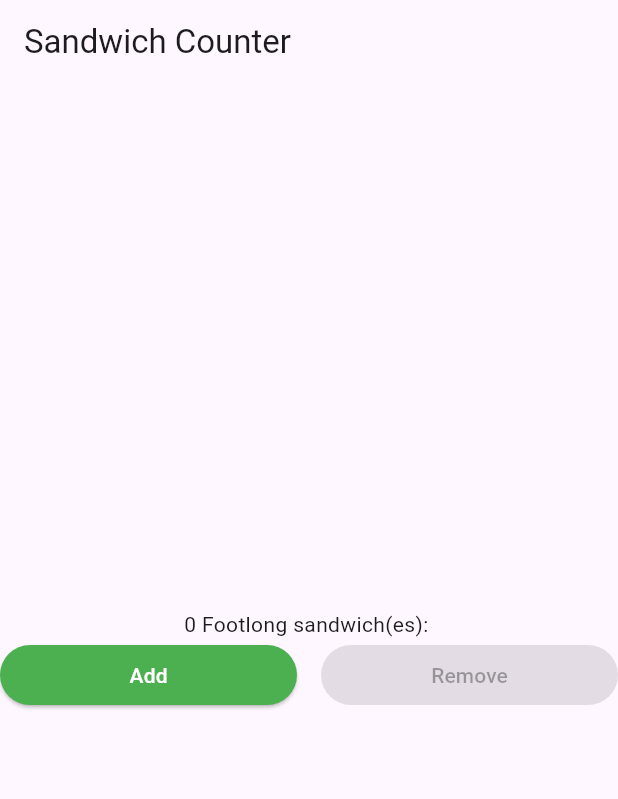
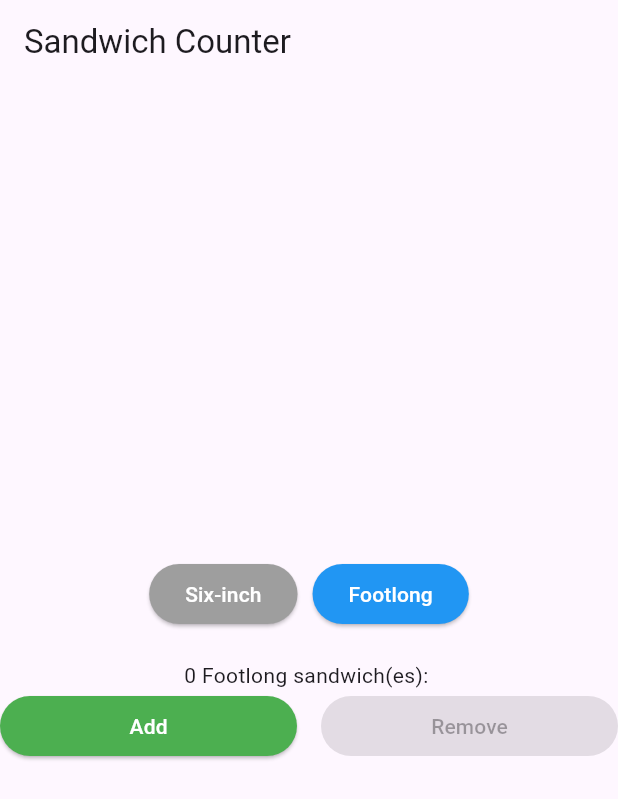
Before and after one commit to rzxv/sandwich_shop, a Flutter app: the screen it shows after launch, on a phone screen of 412 x 824 dp. Shown: the top 799 px of the screen. Run offline on Flutter 3.47's test engine with Material 3 defaults, Android fonts, the phone set to English and light mode, and no system bars.

Commit message:
Worksheet 3 Completed

```diff
--- a/lib/main.dart
+++ b/lib/main.dart
@@ -4,98 +4,8 @@ void main() {
   runApp(const App());
 }
 
-class App extends StatelessWidget {
-  const App({super.key});
-
-  @override
-  Widget build(BuildContext context) {
-    return const MaterialApp(
-      title: 'Sandwich Shop App',
-      // Use OrderScreen as home, setting maxQuantity to 5
-      home: OrderScreen(maxQuantity: 5),
-    );
-  }
-}
-
-class OrderScreen extends StatefulWidget {
-  // maxQuantity is immutable and defines the limit
-  final int maxQuantity;
-
-  const OrderScreen({super.key, this.maxQuantity = 10});
-
-  @override
-  State<OrderScreen> createState() {
-    return _OrderScreenState();
-  }
-}
-
-class _OrderScreenState extends State<OrderScreen> {
-  int _quantity = 0;
-
-  void _increaseQuantity() {
-    // Check against the immutable maxQuantity accessed via 'widget'
-    if (_quantity < widget.maxQuantity) {
-      // Must call setState() to trigger a UI rebuild
-      setState(() => _quantity++);
-    }
-  }
-
-  void _decreaseQuantity() {
-    if (_quantity > 0) {
-      // Must call setState() to trigger a UI rebuild
-      setState(() => _quantity--);
-    }
-  }
-
-  @override
-  Widget build(BuildContext context) {
-    final VoidCallback? increaseCallback = _quantity < widget.maxQuantity
-        ? _increaseQuantity
-        : null;
-
-    final VoidCallback? decreaseCallback = _quantity > 0
-        ? _decreaseQuantity
-        : null;
-
-    return Scaffold(
-      appBar: AppBar(title: const Text('Sandwich Counter')),
-      body: Center(
-        child: Column(
-          mainAxisAlignment: MainAxisAlignment.center,
-          children: <Widget>[
-            // We use the mutable state variable _quantity
-            OrderItemDisplay(_quantity, 'Footlong'),
-            Row(
-              mainAxisAlignment: MainAxisAlignment.spaceEvenly,
-              children: [
-                Expanded(
-                  child: StyledButton(
-                    onPressed: increaseCallback, // Use conditional callback
-                    text: 'Add',
-                    backgroundColor: Colors.green,
-                    foregroundColor: Colors.white,
-                  ),
-                ),
-                const SizedBox(width: 16),
-                Expanded(
-                  child: StyledButton(
-                    onPressed: decreaseCallback, // Use conditional callback
-                    text: 'Remove',
-                    backgroundColor: Colors.red,
-                    foregroundColor: Colors.white,
-                  ),
-                ),
-              ],
-            ),
-          ],
-        ),
-      ),
-    );
-  }
-}
-
 class StyledButton extends StatelessWidget {
-  final VoidCallback? onPressed; // The function to call when pressed
+  final VoidCallback? onPressed;
   final String text;
   final Color backgroundColor;
   final Color foregroundColor;
@@ -121,6 +31,127 @@ class StyledButton extends StatelessWidget {
   }
 }
 
+class OrderScreen extends StatefulWidget {
+  final int maxQuantity;
+
+  const OrderScreen({super.key, this.maxQuantity = 10});
+
+  @override
+  State<OrderScreen> createState() {
+    return _OrderScreenState();
+  }
+}
+
+class _OrderScreenState extends State<OrderScreen> {
+  int _quantity = 0;
+  String _itemType = 'Footlong';
+
+  void _increaseQuantity() {
+    if (_quantity < widget.maxQuantity) {
+      setState(() => _quantity++);
+    }
+  }
+
+  void _decreaseQuantity() {
+    if (_quantity > 0) {
+      setState(() => _quantity--);
+    }
+  }
+
+  @override
+  Widget build(BuildContext context) {
+    final VoidCallback? increaseCallback = _quantity < widget.maxQuantity
+        ? _increaseQuantity
+        : null;
+
+    final VoidCallback? decreaseCallback = _quantity > 0
+        ? _decreaseQuantity
+        : null;
+
+    return Scaffold(
+      appBar: AppBar(title: const Text('Sandwich Counter')),
+      body: Center(
+        child: Column(
+          mainAxisAlignment: MainAxisAlignment.center,
+          children: <Widget>[
+            Padding(
+              padding: const EdgeInsets.only(bottom: 20),
+              child: Row(
+                mainAxisAlignment: MainAxisAlignment.center,
+                children: [
+                  ElevatedButton(
+                    onPressed: () {
+                      setState(() => _itemType = 'Six-inch');
+                    },
+                    child: const Text('Six-inch'),
+                    style: ElevatedButton.styleFrom(
+                      backgroundColor: _itemType == 'Six-inch'
+                          ? Colors.blue
+                          : Colors.grey,
+                      foregroundColor: Colors.white,
+                    ),
+                  ),
+                  const SizedBox(width: 10),
+                  ElevatedButton(
+                    onPressed: () {
+                      setState(() => _itemType = 'Footlong');
+                    },
+                    child: const Text('Footlong'),
+                    style: ElevatedButton.styleFrom(
+                      backgroundColor: _itemType == 'Footlong'
+                          ? Colors.blue
+                          : Colors.grey,
+                      foregroundColor: Colors.white,
+                    ),
+                  ),
+                ],
+              ),
+            ),
+
+            // Use the mutable state variable _itemType
+            OrderItemDisplay(_quantity, _itemType),
+
+            Row(
+              mainAxisAlignment: MainAxisAlignment.spaceEvenly,
+              children: [
+                Expanded(
+                  child: StyledButton(
+                    onPressed: increaseCallback,
+                    text: 'Add',
+                    backgroundColor: Colors.green,
+                    foregroundColor: Colors.white,
+                  ),
+                ),
+                const SizedBox(width: 16),
+                Expanded(
+                  child: StyledButton(
+                    onPressed: decreaseCallback,
+                    text: 'Remove',
+                    backgroundColor: Colors.red,
+                    foregroundColor: Colors.white,
+                  ),
+                ),
+              ],
+            ),
+          ],
+        ),
+      ),
+    );
+  }
+}
+
+class App extends StatelessWidget {
+  const App({super.key});
+
+  @override
+  Widget build(BuildContext context) {
+    return const MaterialApp(
+      title: 'Sandwich Shop App',
+      home: OrderScreen(maxQuantity: 5),
+    );
+  }
+}
+
 class OrderItemDisplay extends StatelessWidget {
   final int quantity;
   final String itemType;
```
